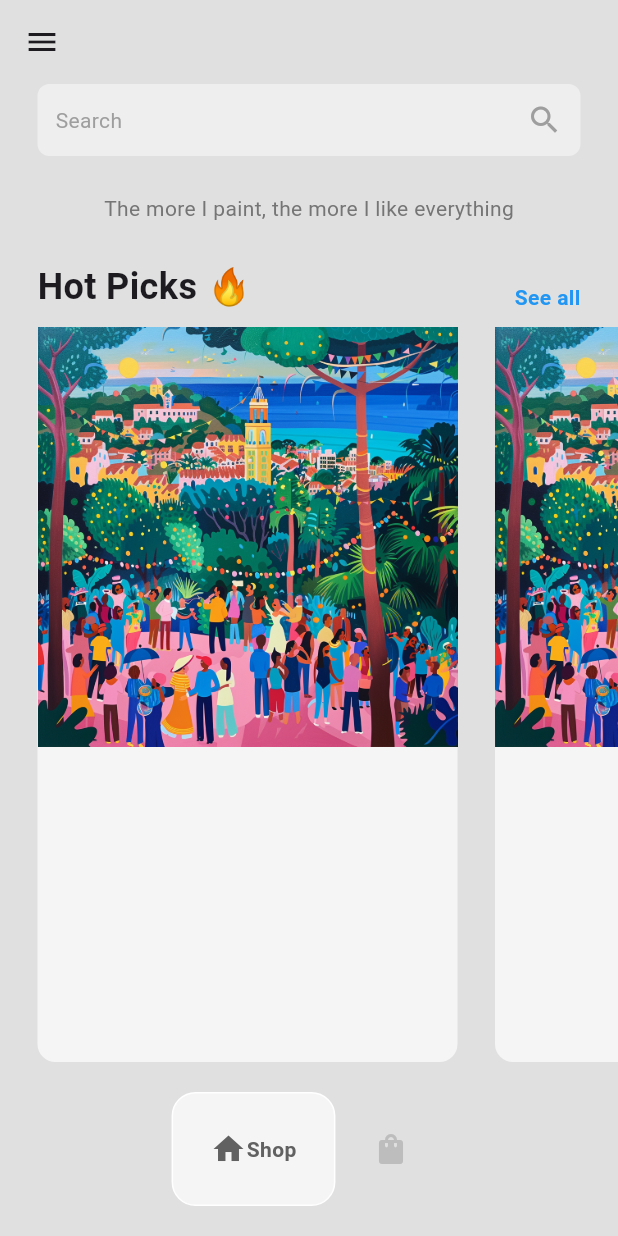
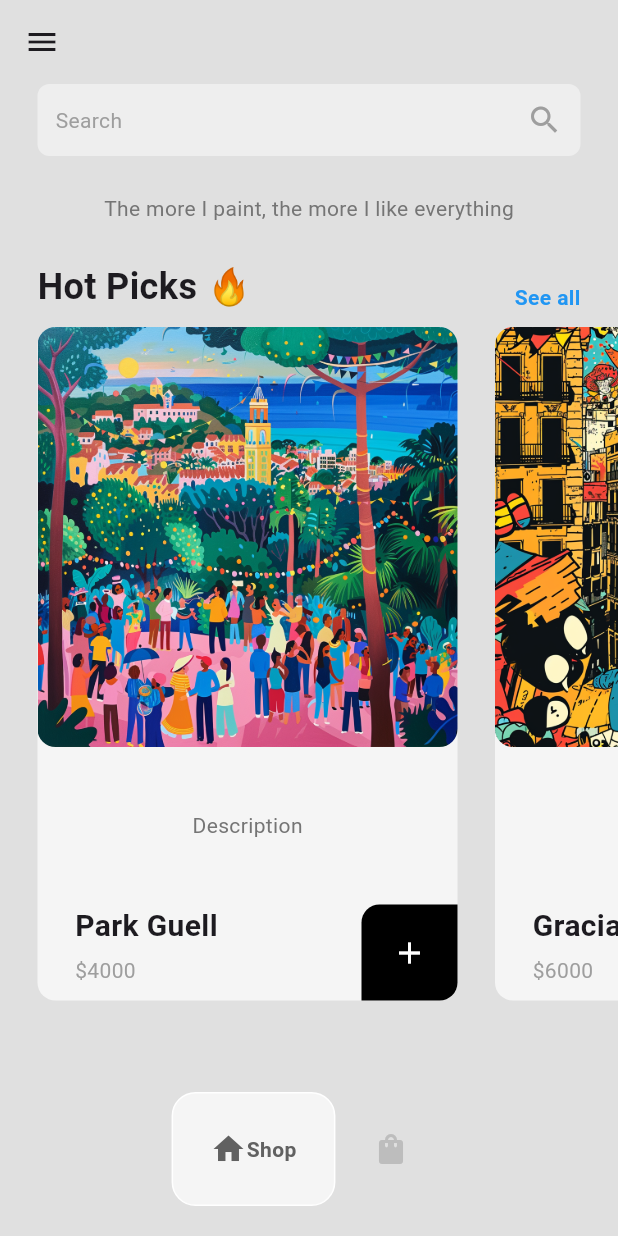
Before and after one commit to its-clem-fandango/artstore, a Flutter app: the screen it shows after launch, after a tap on "Shop Now", on a phone screen of 412 x 824 dp. Run offline on Flutter 3.47's test engine with Material 3 defaults, Android fonts, the light colour scheme and no system bars; drawn by our look-alikes of google_nav_bar.

Commit message:
Add items to cart

```diff
--- a/lib/components/art_tile.dart
+++ b/lib/components/art_tile.dart
@@ -3,27 +3,91 @@ import 'package:flutter/material.dart';
 
 class ArtTile extends StatelessWidget {
   Art art;
-  ArtTile({super.key, required this.art});
+  void Function()? onTap;
+
+  ArtTile({super.key, required this.art, required this.onTap});
 
   @override
   Widget build(BuildContext context) {
     return Container(
-        margin: EdgeInsets.only(left: 25),
+      margin: const EdgeInsets.only(left: 25),
       width: 280,
       decoration: BoxDecoration(
         color: Colors.grey[100],
         borderRadius: BorderRadius.circular(12),
       ),
       child: Column(
+        mainAxisAlignment: MainAxisAlignment.spaceBetween,
         children: [
           //Art pic
-            Image.asset(art.imagePath)
+          ClipRRect(
+            borderRadius: BorderRadius.circular(12),
+            child: Image.asset(art.imagePath),
+          ),
+
           //description
+          Padding(
+            padding: const EdgeInsets.symmetric(horizontal: 25.0),
+            child: Text(
+              art.description,
+              style: TextStyle(color: Colors.grey[600]),
+            ),
+          ),
 
-            // price + details
+          // details
+          Padding(
+            padding: const EdgeInsets.only(left: 25.0),
+            child: Row(
+              mainAxisAlignment: MainAxisAlignment.spaceBetween,
+              crossAxisAlignment: CrossAxisAlignment.start,
+              children: [
+                Column(
+                  crossAxisAlignment: CrossAxisAlignment.start,
 
-            // add to cart button
+                  //Painting name
+                  children: [
+                    Text(
+                      art.name,
+                      style: const TextStyle(
+                        fontWeight: FontWeight.bold,
+                        fontSize: 20,
+                      ),
+                    ),
+
+                    const SizedBox(height: 5),
+
+                    // price
+                    Text(
+                      "\$${art.price}",
+                      style: const TextStyle(color: Colors.grey),
+                    ),
                   ],
-        ));
+                ),
+
+                //plus button
+                GestureDetector(
+                  onTap: onTap,
+                  child: Container(
+                    padding: const EdgeInsets.all(20),
+                    decoration: const BoxDecoration(
+                      color: Colors.black,
+                      //add radius only to top left border/bottom right for styling
+                      borderRadius: BorderRadius.only(
+                        topLeft: Radius.circular(12),
+                        bottomRight: Radius.circular(12),
+                      ),
+                    ),
+                    child: const Icon(
+                      Icons.add,
+                      color: Colors.white,
+                    ),
+                  ),
+                ),
+              ],
+            ),
+          )
+        ],
+      ),
+    );
   }
 }
--- a/lib/components/bottom_nav.dart
+++ b/lib/components/bottom_nav.dart
@@ -9,7 +9,7 @@ class MyBottomNavBar extends StatelessWidget {
   @override
   Widget build(BuildContext context) {
     return Container(
-      padding: EdgeInsets.symmetric(vertical: 20),
+      padding: const EdgeInsets.symmetric(vertical: 20),
       child: GNav(
         color: Colors.grey[400],
         activeColor: Colors.grey.shade700,
--- a/lib/main.dart
+++ b/lib/main.dart
@@ -1,5 +1,7 @@
+import 'package:ecommerce_flutter/models/cart.dart';
 import 'package:ecommerce_flutter/pages/intro_page.dart';
 import 'package:flutter/material.dart';
+import 'package:provider/provider.dart';
 
 void main() {
   runApp(const MyApp());
@@ -11,9 +13,12 @@ class MyApp extends StatelessWidget {
   // This widget is the root of your application.
   @override
   Widget build(BuildContext context) {
-    return const MaterialApp(
-      debugShowCheckedModeBanner: false,
-      home: IntroPage(),
+    return ChangeNotifierProvider(
+      create: (context) => Cart(),
+      builder: (context, child) => const MaterialApp(
+        debugShowCheckedModeBanner: false,
+        home: IntroPage(),
+      ),
     );
   }
 }
--- /dev/null
+++ b/lib/models/cart.dart
@@ -0,0 +1,58 @@
+import 'package:ecommerce_flutter/models/art.dart';
+import 'package:flutter/material.dart';
+
+class Cart extends ChangeNotifier {
+  List<Art> artShop = [
+    Art(
+      name: "Park Guell",
+      price: "4000",
+      description: "Description",
+      imagePath: "lib/images/guell.png",
+    ),
+    Art(
+      name: "Gracia",
+      price: "6000",
+      description: "Description",
+      imagePath: "lib/images/gracia.png",
+    ),
+    Art(
+      name: "Sagrada",
+      price: "10,000",
+      description: "Description",
+      imagePath: "lib/images/sagrada.png",
+    ),
+    Art(
+      name: "Barcelona",
+      price: "12,000",
+      description: "Description",
+      imagePath: "lib/images/buildings.png",
+    ),
+  ];
+
+  //list of items in the user cart
+  List<Art> userCart = [];
+
+  //get list of art for sale
+  List<Art> getArtList() {
+    return artShop;
+  }
+
+  //get user cart
+  List<Art> getUserCart() {
+    return userCart;
+  }
+
+  //add items to the cart
+  void addItemsToCart(
+    Art art,
+  ) {
+    userCart.add(art);
+    notifyListeners(); //call whenever object changes
+  }
+
+  //remove items from cart
+  void removeItemsFromCart(Art art) {
+    userCart.remove(art);
+    notifyListeners(); //call whenever object changes/state needs updating
+  }
+}
--- a/lib/pages/shop_page.dart
+++ b/lib/pages/shop_page.dart
@@ -1,6 +1,8 @@
 import 'package:ecommerce_flutter/components/art_tile.dart';
 import 'package:ecommerce_flutter/models/art.dart';
+import 'package:ecommerce_flutter/models/cart.dart';
 import 'package:flutter/material.dart';
+import 'package:provider/provider.dart';
 
 class ShopPage extends StatefulWidget {
   const ShopPage({super.key});
@@ -10,9 +12,25 @@ class ShopPage extends StatefulWidget {
 }
 
 class _ShopPageState extends State<ShopPage> {
+  //add painting to the cart
+  addPaintingToCart(Art art) {
+    //we can access it using our provider
+    Provider.of<Cart>(context, listen: false).addItemsToCart(art);
+
+    //alert user cart successfully updated
+    showDialog(
+      context: context,
+      builder: (context) => const AlertDialog(
+        title: Text("Sucessfully added to cart"),
+        content: Text("Check your cart"),
+      ),
+    );
+  }
+
   @override
   Widget build(BuildContext context) {
-    return Column(
+    return Consumer<Cart>(
+      builder: (context, value, child) => Column(
         children: [
           //search bar
           Container(
@@ -48,7 +66,7 @@ class _ShopPageState extends State<ShopPage> {
 
           // hot picks
           const Padding(
-          padding: const EdgeInsets.symmetric(horizontal: 25.0),
+            padding: EdgeInsets.symmetric(horizontal: 25.0),
             child: Row(
               mainAxisAlignment: MainAxisAlignment.spaceBetween,
               crossAxisAlignment: CrossAxisAlignment.end,
@@ -59,8 +77,8 @@ class _ShopPageState extends State<ShopPage> {
                 ),
                 Text(
                   "See all",
-                style:
-                    TextStyle(fontWeight: FontWeight.bold, color: Colors.blue),
+                  style: TextStyle(
+                      fontWeight: FontWeight.bold, color: Colors.blue),
                 )
               ],
             ),
@@ -68,24 +86,32 @@ class _ShopPageState extends State<ShopPage> {
 
           const SizedBox(height: 10),
 
+          //list of shoes for sale
           Expanded(
             child: ListView.builder(
               itemCount: 4,
               scrollDirection: Axis.horizontal,
               itemBuilder: (context, index) {
-              //create an artpiece
-              Art art = Art(
-                  name: "Barcelona",
-                  price: "5000",
-                  description: "painting on canvas",
-                  imagePath: "lib/images/guell.png");
+                //get an artpiece from the shop list
+                Art art = value.getArtList()[index];
+
+                //call painting to cart when ArtTile is tapped
                 return ArtTile(
                   art: art,
+                  onTap: () => addPaintingToCart(art),
                 );
               },
             ),
           ),
+
+          const Padding(
+            padding: EdgeInsets.only(top: 25, left: 25, right: 25),
+            child: Divider(
+              color: Colors.transparent,
+            ),
+          )
         ],
+      ),
     );
   }
 }
--- a/pubspec.yaml
+++ b/pubspec.yaml
@@ -35,6 +35,7 @@ dependencies:
   # Use with the CupertinoIcons class for iOS style icons.
   cupertino_icons: ^1.0.6
   google_nav_bar: ^5.0.6
+  provider: ^6.1.2
 
 dev_dependencies:
   flutter_test:
```
Also changed, not shown: pubspec.lock. Lines whose indentation alone changed are shown as unchanged.
